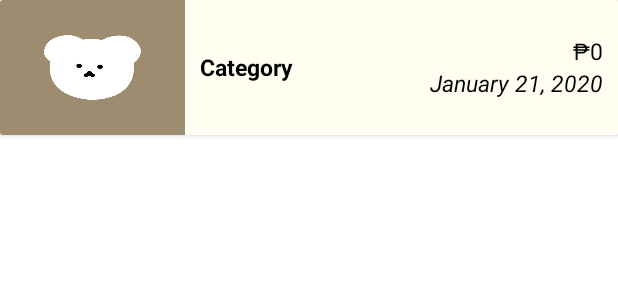
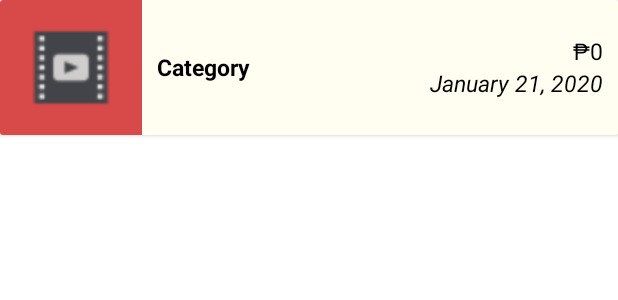
Before and after one commit to victortulabot/FinanceUp, an Android app: the layout item_transaction_row.xml on its own in the app's theme, with its tools: preview values and no code run, on a phone screen of 412 x 824 dp. Shown: the top 300 px of the screen. Run offline under Robolectric (Android 15) with nearby library versions, the phone set to English and light mode, and no system bars.

Commit message:
added icons per category for card view

```diff
--- a/app/src/main/res/layout/item_transaction_row.xml
+++ b/app/src/main/res/layout/item_transaction_row.xml
@@ -15,12 +15,12 @@
         android:weightSum="10">
 
         <ImageView
+            android:id="@+id/image"
             android:layout_width="0dp"
-            android:layout_weight="3"
-            android:layout_height="wrap_content"
-            android:src="@drawable/testicon"
+            android:layout_height="90dp"
+            android:layout_weight="2.3"
             android:scaleType="fitXY"
-            />
+            android:src="@drawable/entertainment" />
 
         <TextView
             android:id="@+id/category"
@@ -36,7 +36,7 @@
 
         <LinearLayout
             android:layout_width="0dp"
-            android:layout_weight="4"
+            android:layout_weight="4.7"
             android:weightSum="4"
             android:layout_height="match_parent"
             android:orientation="vertical">
```
Also changed, not shown: app/src/main/res/drawable/carryover.png (added), app/src/main/res/drawable/clothing.png (added), app/src/main/res/drawable/entertainment.png (added), app/src/main/res/drawable/general.png (added), app/src/main/res/drawable/salary.png (added), app/src/main/res/drawable/transportation.png (added), app/src/main/res/drawable/utilities.png (added).
